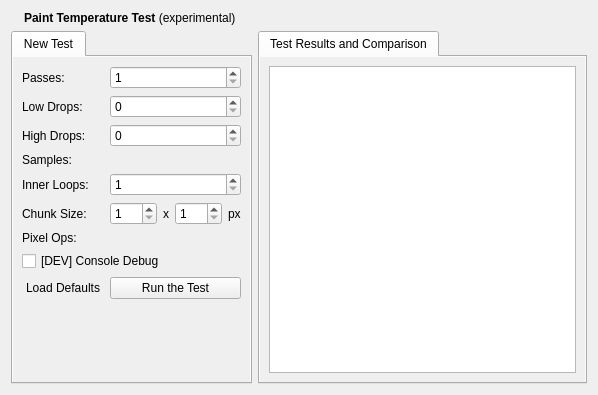
The window that src/plugins/inspector/module-painting/painttemperatureview.ui (enricoros/k-qt-creator-inspector) describes before a commit, drawn with Qt 5.
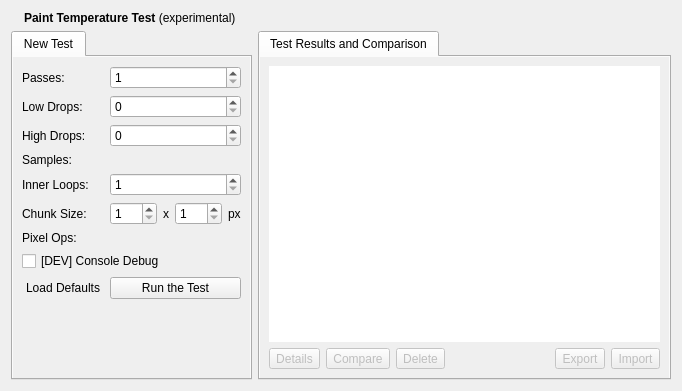
The same window after the commit. Icons and pictures are not drawn. Custom widgets are drawn as their Qt base class.

What changed in the file:
```diff
--- a/src/plugins/inspector/module-painting/painttemperatureview.ui
+++ b/src/plugins/inspector/module-painting/painttemperatureview.ui
@@ -7,8 +7,8 @@
    <rect>
     <x>0</x>
     <y>0</y>
-    <width>598</width>
-    <height>395</height>
+    <width>682</width>
+    <height>391</height>
    </rect>
   </property>
   <layout class="QGridLayout" name="gridLayout">
@@ -249,11 +249,90 @@
       <layout class="QVBoxLayout" name="verticalLayout_3">
        <item>
         <widget class="Inspector::Internal::ResultsView" name="resultsView">
+         <property name="frameShape">
+          <enum>QFrame::NoFrame</enum>
+         </property>
+         <property name="editTriggers">
+          <set>QAbstractItemView::NoEditTriggers</set>
+         </property>
+         <property name="selectionMode">
+          <enum>QAbstractItemView::MultiSelection</enum>
+         </property>
+         <property name="verticalScrollMode">
+          <enum>QAbstractItemView::ScrollPerPixel</enum>
+         </property>
          <property name="selectionRectVisible">
           <bool>true</bool>
          </property>
         </widget>
        </item>
+       <item>
+        <layout class="QHBoxLayout" name="horizontalLayout_3">
+         <item>
+          <widget class="QToolButton" name="toolButton_4">
+           <property name="enabled">
+            <bool>false</bool>
+           </property>
+           <property name="text">
+            <string>Details</string>
+           </property>
+          </widget>
+         </item>
+         <item>
+          <widget class="QToolButton" name="toolButton_5">
+           <property name="enabled">
+            <bool>false</bool>
+           </property>
+           <property name="text">
+            <string>Compare</string>
+           </property>
+          </widget>
+         </item>
+         <item>
+          <widget class="QToolButton" name="toolButton">
+           <property name="enabled">
+            <bool>false</bool>
+           </property>
+           <property name="text">
+            <string>Delete</string>
+           </property>
+          </widget>
+         </item>
+         <item>
+          <spacer name="horizontalSpacer">
+           <property name="orientation">
+            <enum>Qt::Horizontal</enum>
+           </property>
+           <property name="sizeHint" stdset="0">
+            <size>
+             <width>40</width>
+             <height>20</height>
+            </size>
+           </property>
+          </spacer>
+         </item>
+         <item>
+          <widget class="QToolButton" name="toolButton_2">
+           <property name="enabled">
+            <bool>false</bool>
+           </property>
+           <property name="text">
+            <string>Export</string>
+           </property>
+          </widget>
+         </item>
+         <item>
+          <widget class="QToolButton" name="toolButton_3">
+           <property name="enabled">
+            <bool>false</bool>
+           </property>
+           <property name="text">
+            <string>Import</string>
+           </property>
+          </widget>
+         </item>
+        </layout>
+       </item>
       </layout>
      </widget>
     </widget>
```
Left out of the diff: 4 changed lines with no effect on the pictures.
